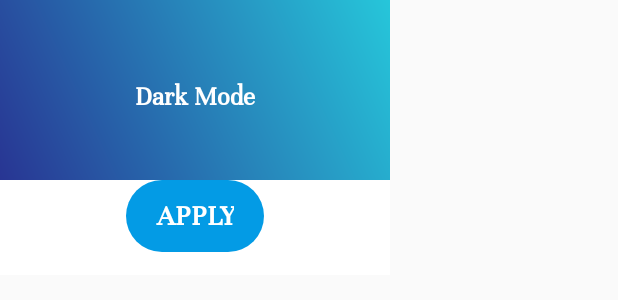
After one commit to ahmedishtiaq9777/QuickMart_final, an Android app: the layout customdialoag.xml on its own in the app's theme, with its tools: preview values and no code run, on a phone screen of 412 x 824 dp. The commit adds this screen. Shown: the top 300 px of the screen. Run offline under Robolectric (Android 15) with nearby library versions, the phone set to English and light mode, and no system bars; network calls fail.

Commit message:
DarkMode Popup

```diff
--- a/app/src/main/java/com/demotxt/myapp/recyclerview/activity/Error_Screen_Activity.java
+++ b/app/src/main/java/com/demotxt/myapp/recyclerview/activity/Error_Screen_Activity.java
@@ -19,6 +19,7 @@ import com.demotxt.myapp.recyclerview.R;
 //import com.demotxt.myapp.recyclerview.fragment.FragmentConfirmation;
 import com.demotxt.myapp.recyclerview.fragment.HomeFragment;
 //import com.demotxt.myapp.recyclerview.ownmodels.CheckConnection;
+import com.demotxt.myapp.recyclerview.ownmodels.CustomDialoag;
 import com.demotxt.myapp.recyclerview.ownmodels.CustomInternetDialog;
 
 public class Error_Screen_Activity extends AppCompatActivity {
@@ -32,8 +33,11 @@ public class Error_Screen_Activity extends AppCompatActivity {
         super.onCreate(savedInstanceState);
         setContentView(R.layout.activity_error__screen_);
         try{
+
             dialog=new CustomInternetDialog(Error_Screen_Activity.this);
             dialog.showCustomDialog();
+
+
         }catch (Exception e)
         {
             Toast.makeText(getApplicationContext(),"error:"+e.getMessage(),Toast.LENGTH_SHORT).show();
--- /dev/null
+++ b/app/src/main/res/layout/customdialoag.xml
@@ -0,0 +1,57 @@
+<?xml version="1.0" encoding="utf-8"?>
+<LinearLayout xmlns:android="http://schemas.android.com/apk/res/android"
+    xmlns:app="http://schemas.android.com/apk/res-auto"
+    android:layout_width="260dp"
+    android:layout_height="wrap_content"
+    android:background="@android:color/white"
+    android:orientation="vertical">
+
+    <LinearLayout
+        android:layout_width="match_parent"
+        android:layout_height="wrap_content"
+        android:background="@drawable/gradient2"
+        android:gravity="center"
+        android:minHeight="120dp"
+        android:orientation="vertical"
+        android:padding="@dimen/spacing_mlarge">
+
+
+
+        <TextView
+            android:id="@+id/title"
+            android:layout_width="wrap_content"
+            android:layout_height="wrap_content"
+            android:layout_marginTop="@dimen/spacing_middle"
+            android:text="Dark Mode"
+            android:textAppearance="@style/TextAppearance.AppCompat.Medium"
+            android:textColor="@android:color/white"
+            android:textStyle="bold" />
+
+    </LinearLayout>
+
+
+
+    <LinearLayout
+        android:id="@+id/lyt_action"
+        android:layout_width="match_parent"
+        android:layout_height="wrap_content"
+        android:layout_marginBottom="@dimen/spacing_large"
+        android:gravity="center"
+        android:orientation="horizontal">
+
+        <Button
+            android:id="@+id/bt_close"
+            android:layout_width="wrap_content"
+            android:layout_height="wrap_content"
+            style="@style/Widget.AppCompat.Button.Borderless"
+            android:background="@drawable/button_border"
+            android:paddingLeft="@dimen/spacing_mlarge"
+            android:paddingRight="@dimen/spacing_mlarge"
+            android:text="Apply"
+            android:textSize="20dp"
+            android:textStyle="bold"
+            android:textColor="@android:color/white" />
+
+    </LinearLayout>
+
+</LinearLayout>
```
Also changed, not shown: app/src/main/java/com/demotxt/myapp/recyclerview/fragment/ProfileFragment.java (+18 -0 lines), app/src/main/java/com/demotxt/myapp/recyclerview/ownmodels/customDialoag.java (added, +48 -0 lines).
